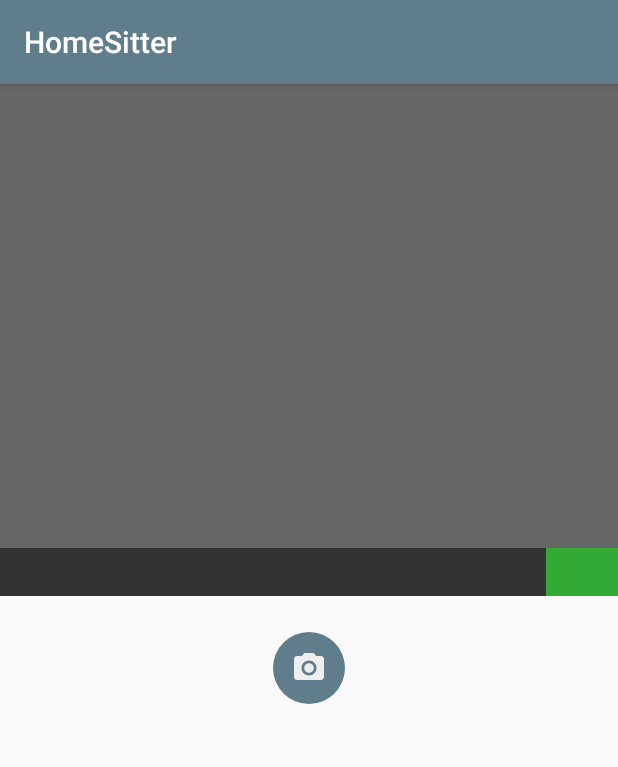
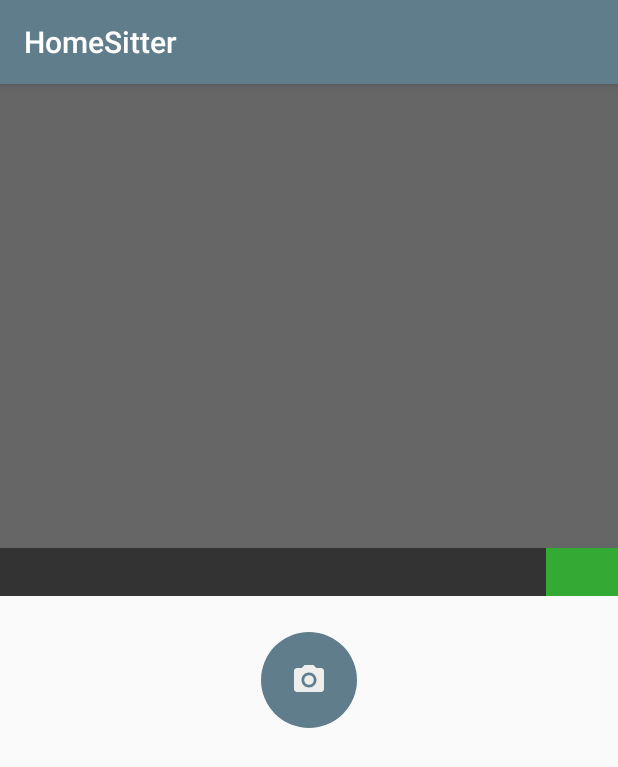
Before and after one commit to simmlemming/HomeSitter, an Android app: the screen it shows after launch (MainActivity), on a phone screen of 412 x 824 dp. Shown: the top 767 px of the screen. Run offline under Robolectric (Android 15) with nearby library versions, the phone set to English and light mode, and no system bars; our stand-ins replace Picasso; libraries missing offline, so code that uses them is left out: com.pubnub.api, de.greenrobot.event; 4 statements that could not run were skipped.

Commit message:
Better UI for app.

```diff
--- a/app/src/main/java/org/homesitter/MainActivity.java
+++ b/app/src/main/java/org/homesitter/MainActivity.java
@@ -72,6 +72,8 @@ public class MainActivity extends AppCompatActivity {
         stateView.setText(getString(uiState.textResId));
         stateView.setBackgroundColor(getResources().getColor(uiState.colorResId));
 
+        takePictureView.setEnabled(!state.isPictureRequestInProgress);
+
         if (state.lastPicture != null) {
             loadPicture(state.lastPicture);
         }
--- a/app/src/main/res/drawable/oval_shape_color_primary.xml
+++ b/app/src/main/res/drawable/oval_shape_color_primary.xml
@@ -1,6 +1,18 @@
 <?xml version="1.0" encoding="utf-8"?>
-<shape xmlns:android="http://schemas.android.com/apk/res/android"
-    android:shape="oval">
-
-    <solid android:color="?android:attr/colorPrimary" />
-</shape>
+<ripple xmlns:android="http://schemas.android.com/apk/res/android"
+    android:color="@color/white">
+    <item>
+        <selector>
+            <item android:state_enabled="false">
+                <shape android:shape="oval">
+                    <solid android:color="@color/neutral" />
+                </shape>
+            </item>
+            <item>
+                <shape android:shape="oval">
+                    <solid android:color="?android:attr/colorPrimary" />
+                </shape>
+            </item>
+        </selector>
+    </item>
+</ripple>
--- a/app/src/main/res/layout/activity_main.xml
+++ b/app/src/main/res/layout/activity_main.xml
@@ -57,11 +57,10 @@
 
     <ImageButton
         android:id="@+id/take_picture"
-        android:layout_width="48dp"
-        android:layout_height="48dp"
+        android:layout_width="64dp"
+        android:layout_height="64dp"
         android:layout_marginTop="24dp"
         android:background="@drawable/oval_shape_color_primary"
         android:src="@drawable/ic_camera_black_24dp"
         android:tint="@color/white" />
-
 </LinearLayout>
```
Also changed, not shown: app/src/main/java/org/homesitter/model/State.java (+6 -2 lines), app/src/main/java/org/homesitter/service/PubnubService.java (+12 -1 lines), 1 other file.
